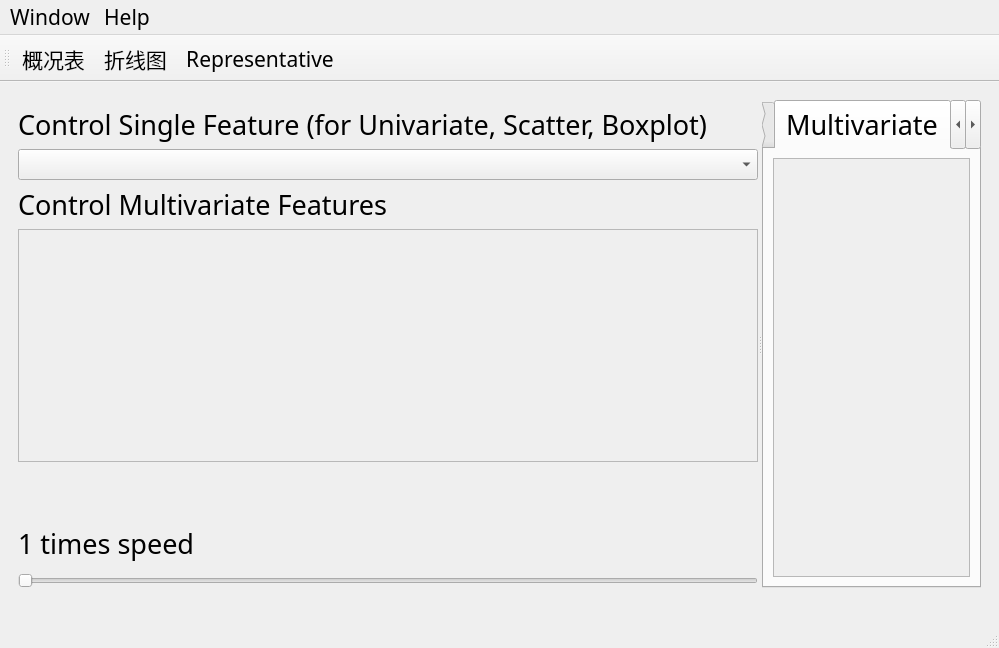
First picture: the form in mainwindow.ui, repository jds666/VARTS, before the edit.
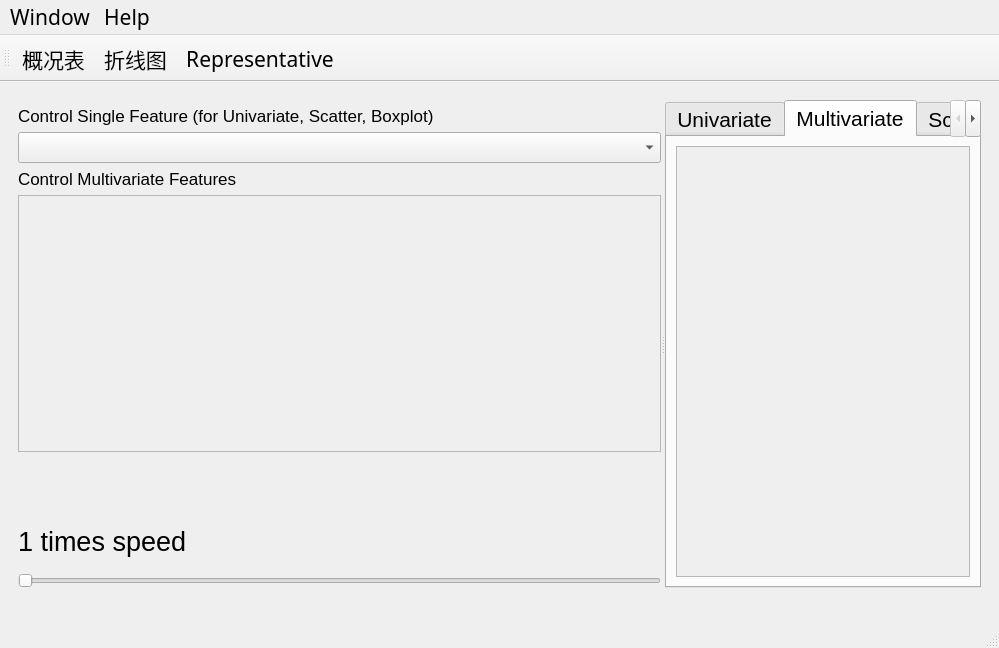
Second picture: the form after the edit. The open tabs and pages were chosen to show the change. Icons and pictures are not drawn. Custom widgets are drawn as their Qt base class.

Commit message: change font size

Patch:
```diff
--- a/mainwindow.ui
+++ b/mainwindow.ui
@@ -53,6 +53,12 @@
             </item>
             <item>
              <widget class="QLabel" name="label_2">
+              <property name="font">
+               <font>
+                <family>Microsoft YaHei UI</family>
+                <pointsize>13</pointsize>
+               </font>
+              </property>
               <property name="text">
                <string>Control Single Feature (for Univariate, Scatter, Boxplot)</string>
               </property>
@@ -78,6 +84,12 @@
             </item>
             <item>
              <widget class="QLabel" name="label_3">
+              <property name="font">
+               <font>
+                <family>Microsoft YaHei UI</family>
+                <pointsize>13</pointsize>
+               </font>
+              </property>
               <property name="text">
                <string>Control Multivariate Features</string>
               </property>
@@ -93,8 +105,8 @@
                 <rect>
                  <x>0</x>
                  <y>0</y>
-                 <width>384</width>
-                 <height>288</height>
+                 <width>586</width>
+                 <height>298</height>
                 </rect>
                </property>
                <layout class="QVBoxLayout" name="verticalLayout_2"/>
@@ -153,7 +165,7 @@
               </property>
               <property name="font">
                <font>
-                <family>Agency FB</family>
+                <family>Microsoft YaHei UI</family>
                 <pointsize>20</pointsize>
                </font>
               </property>
@@ -178,6 +190,14 @@
            </layout>
           </widget>
           <widget class="QTabWidget" name="tab">
+           <property name="font">
+            <font>
+             <family>Microsoft YaHei UI</family>
+             <pointsize>16</pointsize>
+             <weight>50</weight>
+             <bold>false</bold>
+            </font>
+           </property>
            <property name="currentIndex">
             <number>0</number>
            </property>
@@ -205,6 +225,14 @@
             <layout class="QHBoxLayout" name="horizontalLayout_4" stretch="10">
              <item>
               <widget class="QScrollArea" name="scrollArea_line">
+               <property name="font">
+                <font>
+                 <family>Microsoft YaHei UI</family>
+                 <pointsize>16</pointsize>
+                 <weight>50</weight>
+                 <bold>false</bold>
+                </font>
+               </property>
                <property name="widgetResizable">
                 <bool>true</bool>
                </property>
@@ -213,8 +241,8 @@
                  <rect>
                   <x>0</x>
                   <y>0</y>
-                  <width>560</width>
-                  <height>485</height>
+                  <width>358</width>
+                  <height>486</height>
                  </rect>
                 </property>
                </widget>
```
Left out of the diff: 62 changed lines with no effect on the pictures. The commit also changes 6 other files.
